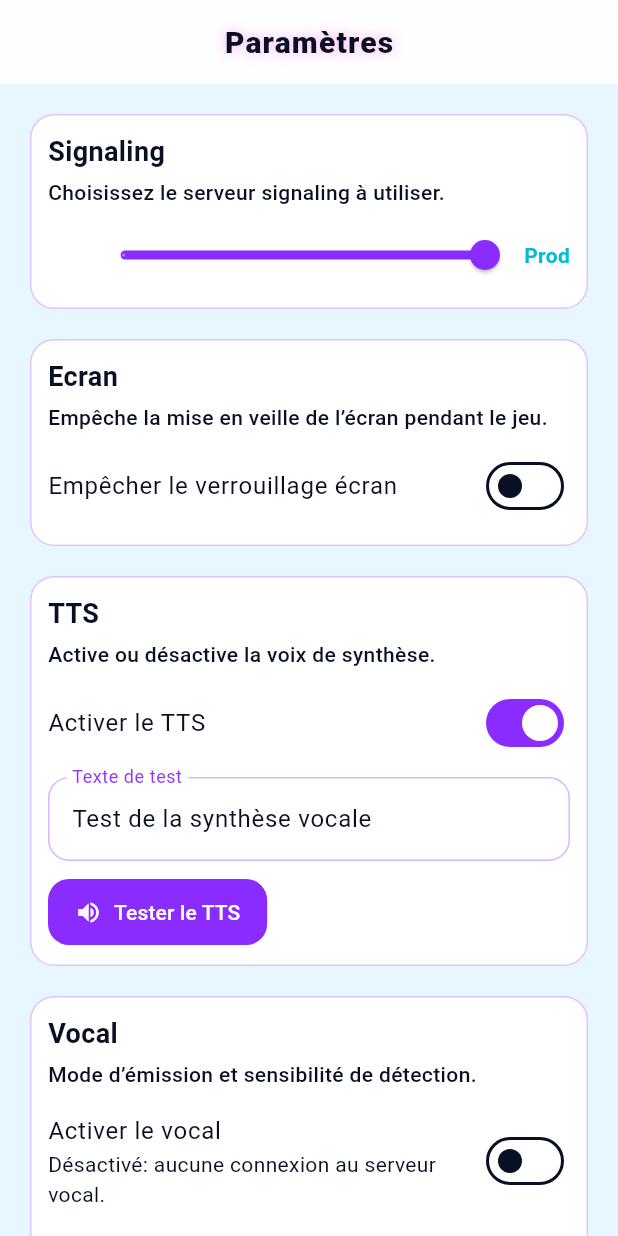
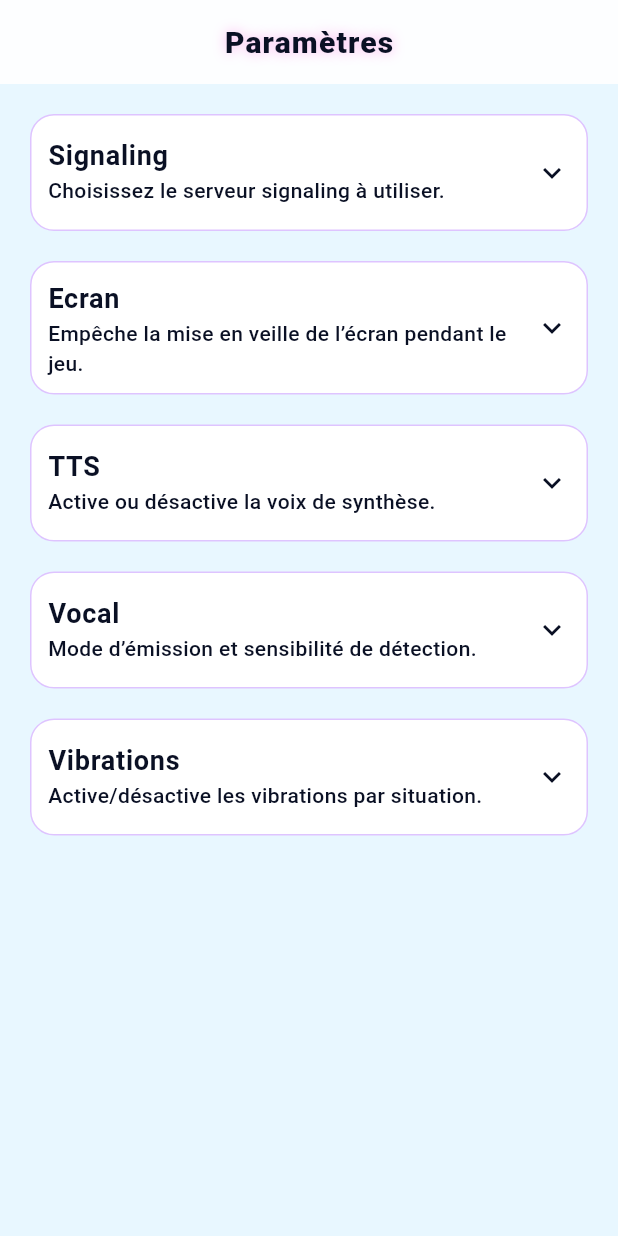
Before and after one commit to Argoss84/Abstergo-Chase, a Flutter app: the SettingsPage screen opened by its route, on a phone screen of 412 x 824 dp. Run offline on Flutter 3.47's test engine with Material 3 defaults, Android fonts, the phone set to English and light mode, and no system bars; our stand-ins replace flutter_compass, flutter_map, flutter_riverpod, flutter_tts, geolocator, go_router and 5 more; missing offline and left inert: flutter_webrtc, qr_code_scanner_plus; accounts and stored records are empty.

Commit message:
Refactor VibrationSettingsPage to improve UI structure and user experience
- Replaced Card widgets with collapsible sections for better organization of settings.
- Streamlined the layout for signaling environment selection, enhancing clarity and usability.
- Maintained functionality for toggling screen lock prevention and added improved styling for UI elements.

```diff
--- a/Flutter/lib/features/settings/presentation/vibration_settings_page.dart
+++ b/Flutter/lib/features/settings/presentation/vibration_settings_page.dart
@@ -130,25 +130,10 @@ class _SettingsPageState extends State<SettingsPage> {
           : ListView(
               padding: const EdgeInsets.all(16),
               children: [
-                Card(
-                  child: Padding(
-                    padding: const EdgeInsets.all(12),
-                    child: Column(
-                      crossAxisAlignment: CrossAxisAlignment.start,
+                _buildCollapsibleSection(
+                  title: 'Signaling',
+                  subtitle: 'Choisissez le serveur signaling à utiliser.',
                   children: [
-                        const Text(
-                          'Signaling',
-                          style: TextStyle(
-                            fontSize: 18,
-                            fontWeight: FontWeight.w700,
-                          ),
-                        ),
-                        const SizedBox(height: 4),
-                        const Text(
-                          'Choisissez le serveur signaling à utiliser.',
-                          style: TextStyle(fontWeight: FontWeight.w500),
-                        ),
-                        const SizedBox(height: 8),
                     Row(
                       children: [
                         Text(
@@ -184,28 +169,12 @@ class _SettingsPageState extends State<SettingsPage> {
                     ),
                   ],
                 ),
-                  ),
-                ),
                 const SizedBox(height: 12),
-                Card(
-                  child: Padding(
-                    padding: const EdgeInsets.all(12),
-                    child: Column(
-                      crossAxisAlignment: CrossAxisAlignment.start,
+                _buildCollapsibleSection(
+                  title: 'Ecran',
+                  subtitle:
+                      'Empêche la mise en veille de l’écran pendant le jeu.',
                   children: [
-                        const Text(
-                          'Ecran',
-                          style: TextStyle(
-                            fontSize: 18,
-                            fontWeight: FontWeight.w700,
-                          ),
-                        ),
-                        const SizedBox(height: 4),
-                        const Text(
-                          'Empêche la mise en veille de l’écran pendant le jeu.',
-                          style: TextStyle(fontWeight: FontWeight.w500),
-                        ),
-                        const SizedBox(height: 8),
                     SwitchListTile(
                       value: _preventScreenLock,
                       onChanged: _setPreventScreenLock,
@@ -214,28 +183,11 @@ class _SettingsPageState extends State<SettingsPage> {
                     ),
                   ],
                 ),
-                  ),
-                ),
                 const SizedBox(height: 12),
-                Card(
-                  child: Padding(
-                    padding: const EdgeInsets.all(12),
-                    child: Column(
-                      crossAxisAlignment: CrossAxisAlignment.start,
+                _buildCollapsibleSection(
+                  title: 'TTS',
+                  subtitle: 'Active ou désactive la voix de synthèse.',
                   children: [
-                        const Text(
-                          'TTS',
-                          style: TextStyle(
-                            fontSize: 18,
-                            fontWeight: FontWeight.w700,
-                          ),
-                        ),
-                        const SizedBox(height: 4),
-                        const Text(
-                          'Active ou désactive la voix de synthèse.',
-                          style: TextStyle(fontWeight: FontWeight.w500),
-                        ),
-                        const SizedBox(height: 8),
                     SwitchListTile(
                       value: _ttsEnabled,
                       onChanged: _setTtsEnabled,
@@ -263,28 +215,11 @@ class _SettingsPageState extends State<SettingsPage> {
                     ),
                   ],
                 ),
-                  ),
-                ),
                 const SizedBox(height: 12),
-                Card(
-                  child: Padding(
-                    padding: const EdgeInsets.all(12),
-                    child: Column(
-                      crossAxisAlignment: CrossAxisAlignment.start,
+                _buildCollapsibleSection(
+                  title: 'Vocal',
+                  subtitle: 'Mode d’émission et sensibilité de détection.',
                   children: [
-                        const Text(
-                          'Vocal',
-                          style: TextStyle(
-                            fontSize: 18,
-                            fontWeight: FontWeight.w700,
-                          ),
-                        ),
-                        const SizedBox(height: 4),
-                        const Text(
-                          'Mode d’émission et sensibilité de détection.',
-                          style: TextStyle(fontWeight: FontWeight.w500),
-                        ),
-                        const SizedBox(height: 8),
                     SwitchListTile(
                       value: _voiceEnabled,
                       onChanged: _setVoiceEnabled,
@@ -296,8 +231,7 @@ class _SettingsPageState extends State<SettingsPage> {
                     ),
                     const SizedBox(height: 8),
                     SegmentedButton<VoiceTransmissionMode>(
-                          segments:
-                              const <ButtonSegment<VoiceTransmissionMode>>[
+                      segments: const <ButtonSegment<VoiceTransmissionMode>>[
                         ButtonSegment<VoiceTransmissionMode>(
                           value: VoiceTransmissionMode.voiceActivation,
                           label: Text('Voice activation'),
@@ -398,28 +332,11 @@ class _SettingsPageState extends State<SettingsPage> {
                     ),
                   ],
                 ),
-                  ),
-                ),
                 const SizedBox(height: 12),
-                Card(
-                  child: Padding(
-                    padding: const EdgeInsets.all(12),
-                    child: Column(
-                      crossAxisAlignment: CrossAxisAlignment.start,
+                _buildCollapsibleSection(
+                  title: 'Vibrations',
+                  subtitle: 'Active/désactive les vibrations par situation.',
                   children: [
-                        const Text(
-                          'Vibrations',
-                          style: TextStyle(
-                            fontSize: 18,
-                            fontWeight: FontWeight.w700,
-                          ),
-                        ),
-                        const SizedBox(height: 4),
-                        const Text(
-                          'Active/désactive les vibrations par situation.',
-                          style: TextStyle(fontWeight: FontWeight.w500),
-                        ),
-                        const SizedBox(height: 6),
                     ..._vibrationService.orderedEvents().map((event) {
                       return SwitchListTile(
                         value: settings[event] ?? true,
@@ -430,10 +347,32 @@ class _SettingsPageState extends State<SettingsPage> {
                     }),
                   ],
                 ),
-                  ),
-                ),
               ],
             ),
     );
   }
+
+  Widget _buildCollapsibleSection({
+    required String title,
+    required String subtitle,
+    required List<Widget> children,
+    bool initiallyExpanded = false,
+  }) {
+    return Card(
+      child: ExpansionTile(
+        tilePadding: const EdgeInsets.symmetric(horizontal: 12, vertical: 2),
+        childrenPadding: const EdgeInsets.fromLTRB(12, 0, 12, 12),
+        initiallyExpanded: initiallyExpanded,
+        title: Text(
+          title,
+          style: const TextStyle(fontSize: 18, fontWeight: FontWeight.w700),
+        ),
+        subtitle: Text(
+          subtitle,
+          style: const TextStyle(fontWeight: FontWeight.w500),
+        ),
+        children: children,
+      ),
+    );
   }
+}
```
Lines whose indentation alone changed are shown as unchanged.
